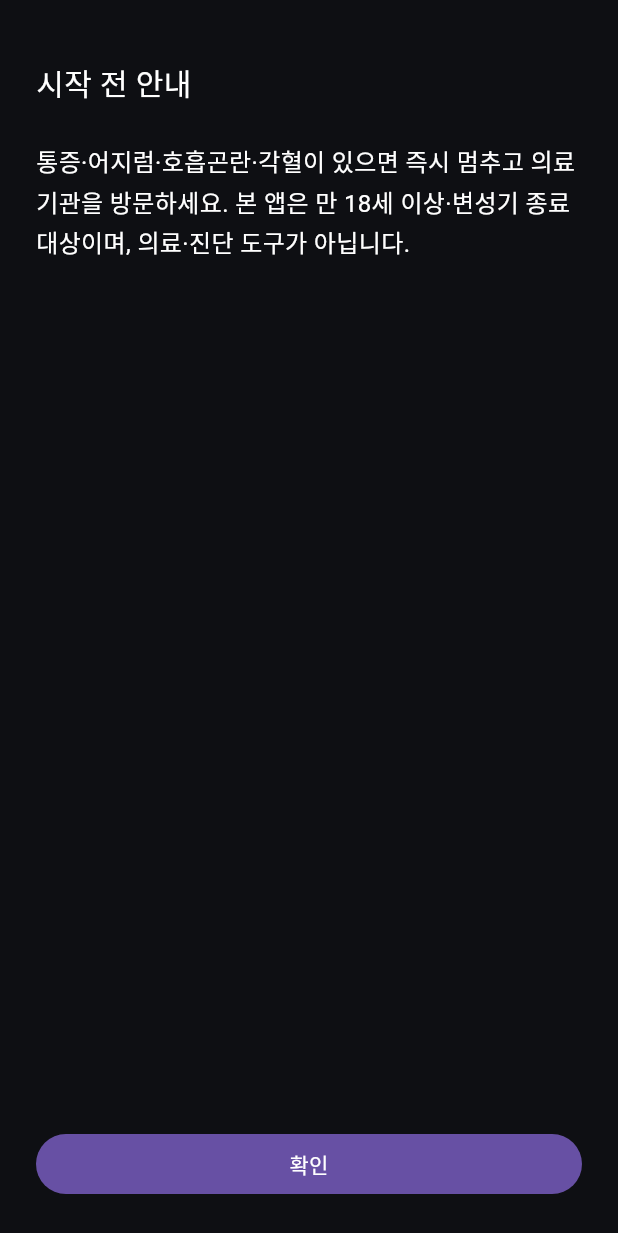
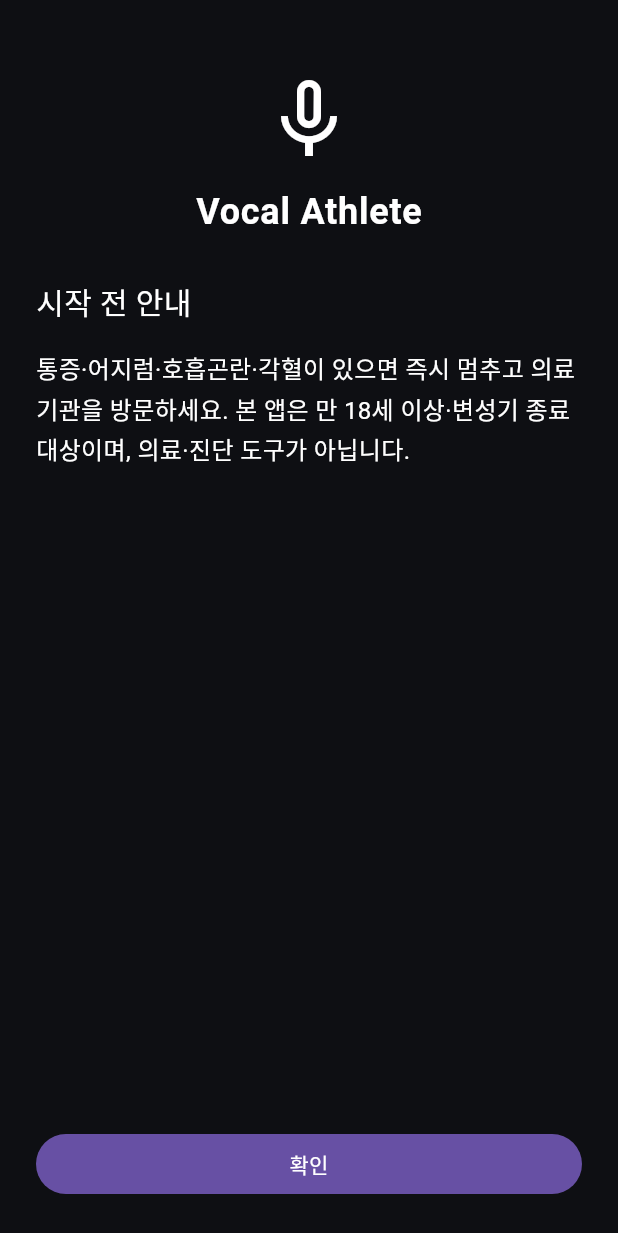
Before and after one commit to minseo2222/Vocal_Athlete, a Flutter app: the screen it shows after launch, on a phone screen of 412 x 824 dp. Shown: the top 1233 px of the screen. Run offline on Flutter 3.47's test engine with Material 3 defaults, Android fonts, the phone set to English and light mode, and no system bars; our stand-ins replace shared_preferences; missing offline and left inert: record.

Commit message:
실행 경고 마이크 하강 애니메이션 + 로고 — MVP 후속 Task 5
- LaunchWarning에 TweenAnimationBuilder로 마이크(Icons.mic_none)가 위에서
  내려오는 진입 애니메이션(Key launch-mic) + 앱 로고 "Vocal Athlete"
  (Key launch-logo) 추가.
- 하드-스톱 4신호·18+·면책·확인 버튼 그대로. 추가 탭/게이트 없음 —
  애니메이션은 장식뿐, 확인 1탭이 유일 관문(ADR-0001).
- 테스트: LW1 마이크+로고 존재 + 안전 문구·확인 유지. 기존 F2.1~F2.4
  영향 없음. 129 green / analyze 클린.

MVP 후속 Task 5/5 완료. 기준 5(실행 경고 애니메이션+로고) 충족.

Co-Authored-By: Claude Opus 4.7 (1M context) <noreply@anthropic.com>

```diff
--- a/app/lib/safety/launch_warning.dart
+++ b/app/lib/safety/launch_warning.dart
@@ -26,12 +26,35 @@ class LaunchWarning extends StatelessWidget {
         child: Padding(
           padding: const EdgeInsets.all(24),
           child: Column(
-            crossAxisAlignment: CrossAxisAlignment.start,
+            crossAxisAlignment: CrossAxisAlignment.stretch,
             children: [
-              const SizedBox(height: 16),
+              const SizedBox(height: 24),
+              // 마이크가 위에서 내려오는 진입 애니메이션(장식 — 추가 탭/게이트 아님).
+              Center(
+                child: TweenAnimationBuilder<double>(
+                  tween: Tween(begin: -80, end: 0),
+                  duration: const Duration(milliseconds: 700),
+                  curve: Curves.easeOutCubic,
+                  builder: (context, dy, child) =>
+                      Transform.translate(offset: Offset(0, dy), child: child),
+                  child: const Icon(Icons.mic_none,
+                      key: Key('launch-mic'), color: Colors.white, size: 64),
+                ),
+              ),
+              const SizedBox(height: 12),
+              const Center(
+                child: Text('Vocal Athlete',
+                    key: Key('launch-logo'),
+                    style: TextStyle(
+                        color: Colors.white,
+                        fontSize: 24,
+                        fontWeight: FontWeight.w700,
+                        letterSpacing: 0.5)),
+              ),
+              const SizedBox(height: 28),
               const Text('시작 전 안내',
                   style: TextStyle(color: Colors.white, fontSize: 20)),
-              const SizedBox(height: 24),
+              const SizedBox(height: 16),
               const Text(
                 kWarningSentence,
                 style: TextStyle(
```
Also changed, not shown: 2 other files.
